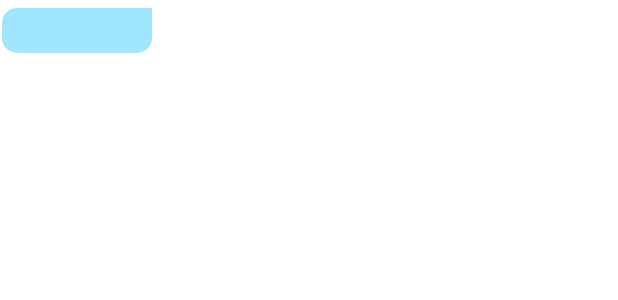
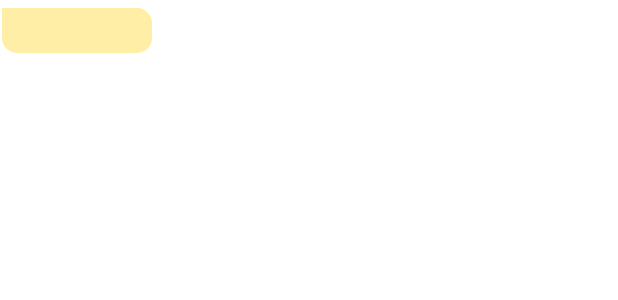
Before and after one commit to chenshein/ChitChatAndroid, an Android app: the layout sender_bubble.xml on its own in the app's theme, with its tools: preview values and no code run, on a phone screen of 412 x 824 dp. Shown: the top 300 px of the screen. Run offline under Robolectric (Android 15) with nearby library versions, the phone set to English and light mode, and no system bars.

Commit message:
Fixed message bubbles showing for sender and receiver

```diff
--- a/app/src/main/res/layout/sender_bubble.xml
+++ b/app/src/main/res/layout/sender_bubble.xml
@@ -12,7 +12,7 @@
         android:layout_marginTop="5dp"
         android:layout_marginEnd="5dp"
         android:layout_marginBottom="5dp"
-        android:background="@drawable/sender_shape"
+        android:background="@drawable/reciver_shape"
         android:padding="7dp"
         android:textColor="@color/black"
         android:textStyle="bold" />
```
Also changed, not shown: app/src/main/java/com/example/chitchat/Activity/ChatActivity.java (+19 -15 lines).
